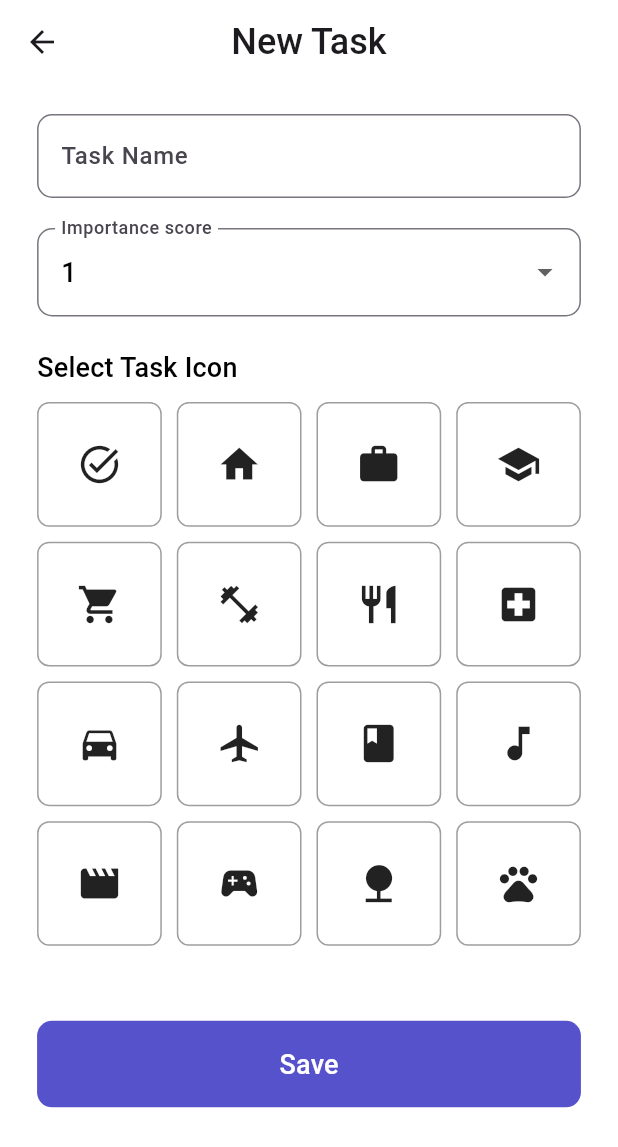
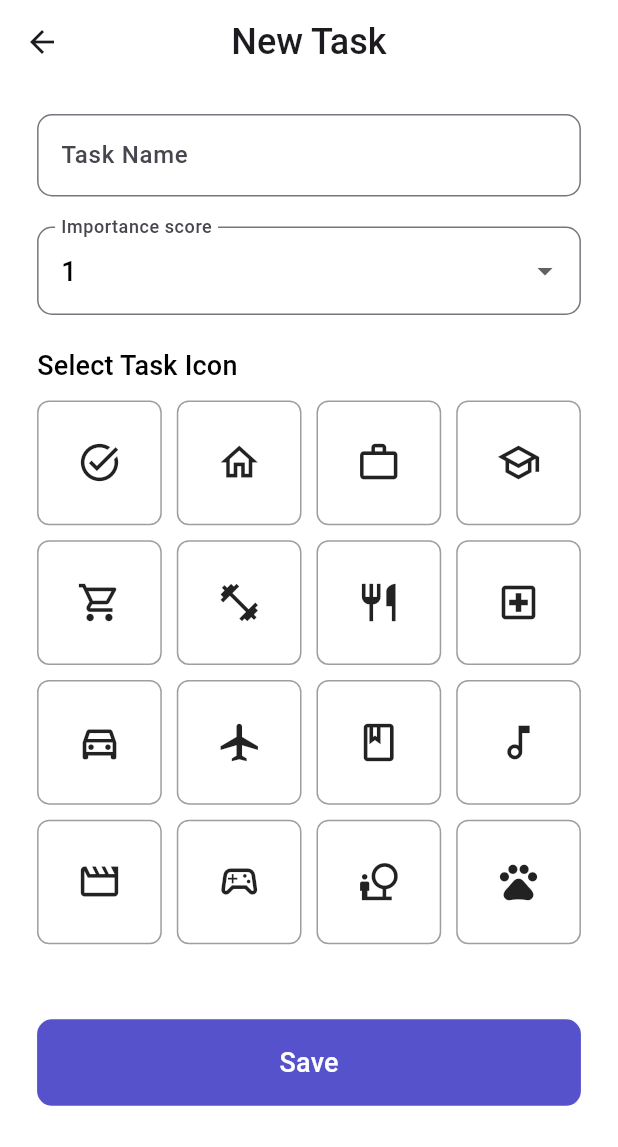
Before and after one commit to mustafanarin/Task-Track, a Flutter app: the TaskAddPage screen opened by its route, on a phone screen of 412 x 824 dp. Shown: the top 1147 px of the screen. Run offline on Flutter 3.47's test engine with Material 3 defaults, Android fonts, the phone set to English and light mode, and no system bars; our stand-ins replace animated_bottom_navigation_bar, animated_splash_screen, auto_route, cloud_firestore, equatable, firebase_auth and 5 more; accounts and stored records are empty; generated files the repository leaves out were written again.

```diff
--- a/lib/feature/home/task_add_page.dart
+++ b/lib/feature/home/task_add_page.dart
@@ -15,11 +15,7 @@ class Task {
   final int importance;
   final int iconCodePoint;
 
-  Task(
-      {this.name = '',
-      this.importance = 1,
-      this.iconCodePoint =
-          58826});
+  Task({this.name = '', this.importance = 1, this.iconCodePoint = 58826});
 
   Task copyWith({String? name, int? importance, int? iconCodePoint}) {
     return Task(
@@ -58,22 +54,22 @@ class _AddTaskPageState extends ConsumerState<TaskAddPage> {
   final _formKey = GlobalKey<FormState>();
 
   final List<IconData> _icons = [
-    Icons.task_alt,
-    Icons.home,
-    Icons.work,
-    Icons.school,
-    Icons.shopping_cart,
-    Icons.fitness_center,
-    Icons.restaurant,
-    Icons.local_hospital,
-    Icons.directions_car,
-    Icons.airplanemode_active,
-    Icons.book,
-    Icons.music_note,
-    Icons.movie,
-    Icons.sports_esports,
-    Icons.nature,
-    Icons.pets,
+    Icons.task_alt_outlined,
+    Icons.home_outlined,
+    Icons.work_outline,
+    Icons.school_outlined,
+    Icons.shopping_cart_outlined,
+    Icons.fitness_center_outlined,
+    Icons.restaurant_outlined,
+    Icons.local_hospital_outlined,
+    Icons.directions_car_outlined,
+    Icons.airplanemode_active_outlined,
+    Icons.book_outlined,
+    Icons.music_note_outlined,
+    Icons.movie_outlined,
+    Icons.sports_esports_outlined,
+    Icons.nature_people_outlined,
+    Icons.pets_outlined,
   ];
 
   void _submitForm() {
@@ -122,12 +118,14 @@ class _AddTaskPageState extends ConsumerState<TaskAddPage> {
               ),
               TextFormField(
                 decoration: const InputDecoration(labelText: 'Task Name'),
+                style: context.textTheme().titleSmall,
                 validator: Validators().validateTaskNameNotEmpty,
                 onChanged: (value) => taskNotifier.updateName(value),
               ),
               const SizedBox(height: 20),
               DropdownButtonFormField<int>(
-                decoration: const InputDecoration(labelText: 'Importance score'),
+                decoration:
+                    const InputDecoration(labelText: 'Importance score'),
                 value: task.importance,
                 items: [1, 2, 3, 4, 5].map((int value) {
                   return DropdownMenuItem<int>(
@@ -156,7 +154,7 @@ class _AddTaskPageState extends ConsumerState<TaskAddPage> {
                     child: Container(
                       decoration: BoxDecoration(
                         color: task.iconCodePoint == _icons[index].codePoint
-                            ? Colors.blue.withOpacity(0.3)
+                            ? Colors.blue.withOpacity(0.4)
                             : Colors.transparent,
                         border: Border.all(color: Colors.grey),
                         borderRadius: BorderRadius.circular(8),
--- a/lib/product/navigate/app_router.dart
+++ b/lib/product/navigate/app_router.dart
@@ -1,9 +1,11 @@
 import 'package:auto_route/auto_route.dart';
+import 'package:flutter/material.dart';
 import 'package:todo_app/feature/authentication/login_page.dart';
 import 'package:todo_app/feature/authentication/register_page.dart';
 import 'package:todo_app/feature/authentication/welcome_page.dart';
 import 'package:todo_app/feature/home/home_page.dart';
 import 'package:todo_app/feature/home/task_add_page.dart';
+import 'package:todo_app/feature/splash/splash_page.dart';
 import 'package:todo_app/feature/tabbar/tabbar_page.dart';
 
 part 'app_router.gr.dart';
@@ -12,6 +14,7 @@ part 'app_router.gr.dart';
 class AppRouter extends RootStackRouter {
   @override
   List<AutoRoute> get routes => [
+    AutoRoute(page: SplashRoute.page),
     AutoRoute(page: WelcomeRoute.page, initial: true),
     AutoRoute(page: LoginRoute.page),
     AutoRoute(page: RegisterRoute.page),
--- a/lib/product/validators/validators.dart
+++ b/lib/product/validators/validators.dart
@@ -33,7 +33,7 @@ class Validators {
     if (value == null || value.isEmpty) {
       return _emailNotEmpty;
     }
-    // Basit bir e-posta regex'i
+    // Basic e-post regex
     final emailRegex = RegExp(r'^[\w-\.]+@([\w-]+\.)+[\w-]{2,4}$');
     if (!emailRegex.hasMatch(value)) {
       return _emailIsValid;
```
Also changed, not shown: lib/feature/splash/splash_page.dart (+114 -29 lines), lib/product/navigate/app_router.gr.dart. Lines whose indentation alone changed are shown as unchanged.
